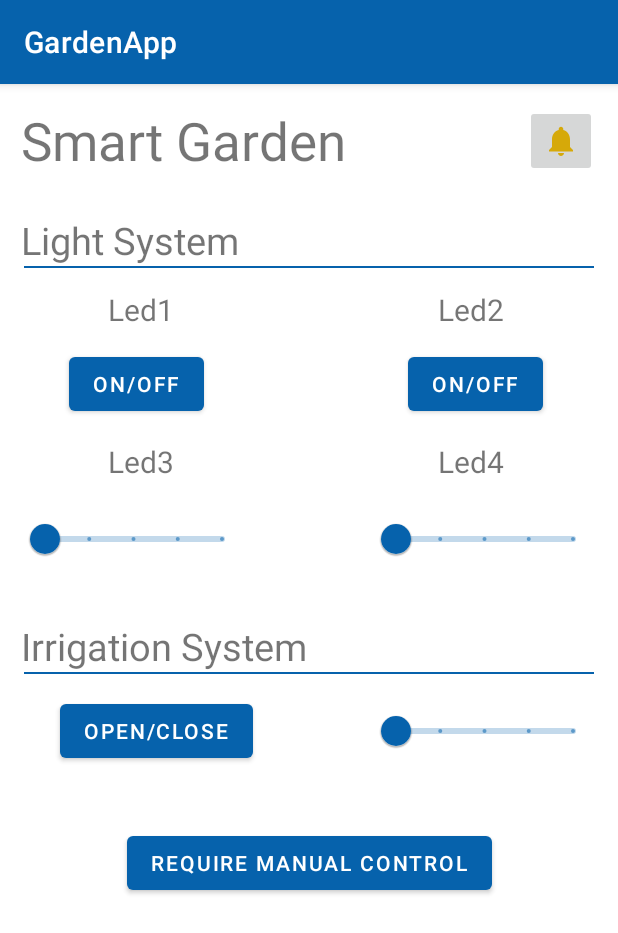
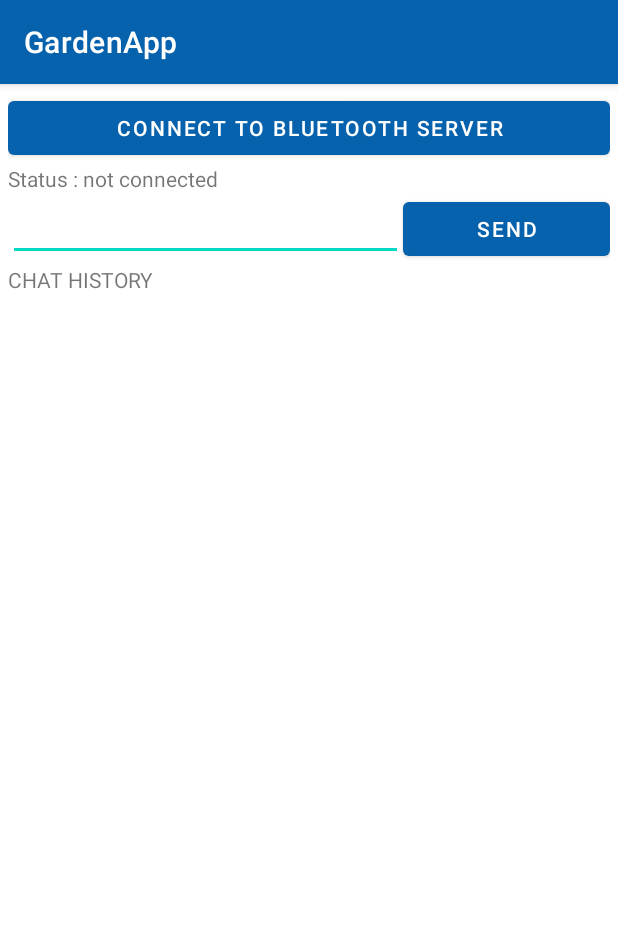
Before and after one commit to Sofy24/Assignment3, an Android app: the screen it shows after launch (MainActivity), on a phone screen of 412 x 824 dp. Shown: the top 933 px of the screen. Run offline under Robolectric (Android 15) with nearby library versions, the phone set to English and light mode, and no system bars.

Commit message:
The namegit add *git add *git add *git add *git add *git add *!

```diff
--- a/src/garden-app/GardenApp/app/src/main/java/com/example/gardenapp/MainActivity.java
+++ b/src/garden-app/GardenApp/app/src/main/java/com/example/gardenapp/MainActivity.java
@@ -1,56 +1,44 @@
 package com.example.gardenapp;
 
 
-import android.Manifest;
-import android.content.pm.PackageManager;
+
+import android.annotation.SuppressLint;
 import android.os.Bundle;
 import android.widget.EditText;
 import android.widget.TextView;
-
 import androidx.annotation.Nullable;
 import androidx.appcompat.app.AppCompatActivity;
-import androidx.core.app.ActivityCompat;
-
 import android.bluetooth.BluetoothAdapter;
 import android.bluetooth.BluetoothDevice;
 import android.content.Intent;
 import android.util.Log;
 import android.widget.Toast;
-
 import com.example.gardenapp.utils.C;
 
 import java.util.UUID;
-
-
 public class MainActivity extends AppCompatActivity {
     private BluetoothChannel btChannel;
 
+    @SuppressLint("MissingPermission")
     @Override
     protected void onCreate(final Bundle savedInstanceState) {
         super.onCreate(savedInstanceState);
-        setContentView(R.layout.activity_main);
+        setContentView(R.layout.layout_marfoglia);
 
         final BluetoothAdapter btAdapter = BluetoothAdapter.getDefaultAdapter();
 
-        if (btAdapter != null && !btAdapter.isEnabled()) {
-            if (ActivityCompat.checkSelfPermission(this, Manifest.permission.BLUETOOTH_CONNECT) != PackageManager.PERMISSION_GRANTED) {
-                Toast.makeText(this, "Permission not granted", Toast.LENGTH_LONG).show();
-                return;
-            }
+        if(btAdapter != null && !btAdapter.isEnabled()) {
             startActivityForResult(
                     new Intent(BluetoothAdapter.ACTION_REQUEST_ENABLE),
                     C.bluetooth.ENABLE_BT_REQUEST
             );
-        } if( btAdapter == null ){
-            Log .e(" GardenApp","BT is not available on this device ");
-            finish () ;
         }
 
         initUI();
     }
 
     private void initUI() {
-        findViewById(R.id.manual_control_button).setOnClickListener(l -> {
+        findViewById(R.id.connectBtn).setOnClickListener(l -> {
             l.setEnabled(false);
             try {
                 connectToBTServer();
@@ -63,11 +51,11 @@ public class MainActivity extends AppCompatActivity {
             }
         });
 
-        /*findViewById(R.id.sendBtn).setOnClickListener(l -> {
+        findViewById(R.id.sendBtn).setOnClickListener(l -> {
             String message = ((EditText)findViewById(R.id.editText)).getText().toString();
             btChannel.sendMessage(message);
             ((EditText)findViewById(R.id.editText)).setText("");
-        });*/
+        });
     }
 
     @Override
@@ -96,17 +84,18 @@ public class MainActivity extends AppCompatActivity {
         final UUID uuid = BluetoothUtils.getEmbeddedDeviceDefaultUuid();
 //        final UUID uuid = BluetoothUtils.generateUuidFromString(C.bluetooth.BT_SERVER_UUID);
 
-        /*new ConnectToBluetoothServerTask(serverDevice, uuid, new ConnectionTask.EventListener() {
+        new ConnectToBluetoothServerTask(serverDevice, uuid, new ConnectionTask.EventListener() {
+            @SuppressLint("MissingPermission")
             @Override
             public void onConnectionActive(final BluetoothChannel channel) {
                 ((TextView) findViewById(R.id.statusLabel)).setText(String.format(
                         "Status : connected to server on device %s",
                         serverDevice.getName()
-                ));*/
+                ));
 
-                findViewById(R.id.manual_control_button).setEnabled(false);
+                findViewById(R.id.connectBtn).setEnabled(false);
 
-                /*btChannel = channel;
+                btChannel = channel;
                 btChannel.registerListener(new RealBluetoothChannel.Listener() {
                     @Override
                     public void onMessageReceived(String receivedMessage) {
@@ -135,6 +124,6 @@ public class MainActivity extends AppCompatActivity {
                         C.bluetooth.BT_DEVICE_ACTING_AS_SERVER_NAME
                 ));
             }
-        }).execute();*/
+        }).execute();
     }
 }
--- a/src/garden-app/GardenApp/app/src/main/java/com/example/gardenapp/utils/C.java
+++ b/src/garden-app/GardenApp/app/src/main/java/com/example/gardenapp/utils/C.java
@@ -6,7 +6,7 @@ public class C {
     public static class bluetooth {
         public static final int ENABLE_BT_REQUEST = 1;
         // Replace this string with that of the device acting as server
-        public static final String BT_DEVICE_ACTING_AS_SERVER_NAME = "isi00";
+        public static final String BT_DEVICE_ACTING_AS_SERVER_NAME = "HC-05";//"isi00";
         public static final String BT_SERVER_UUID = "7ba55836-01eb-11e9-8eb2-f2801f1b9fd1";
     }
 
```
